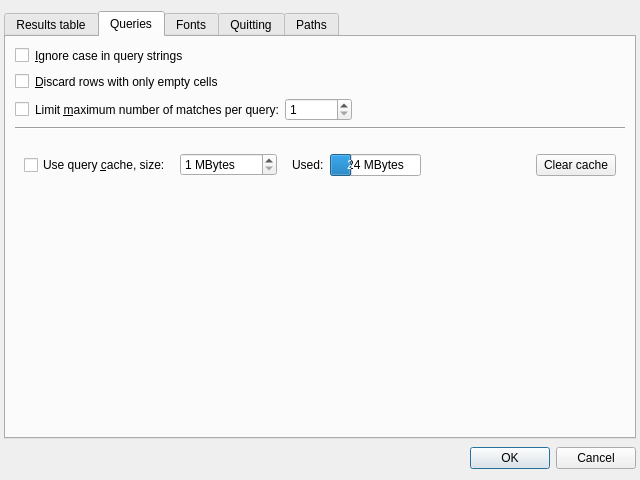
The window that coquery/gui/ui/settings.ui (gkunter/coquery) describes before a commit, drawn with Qt 5.
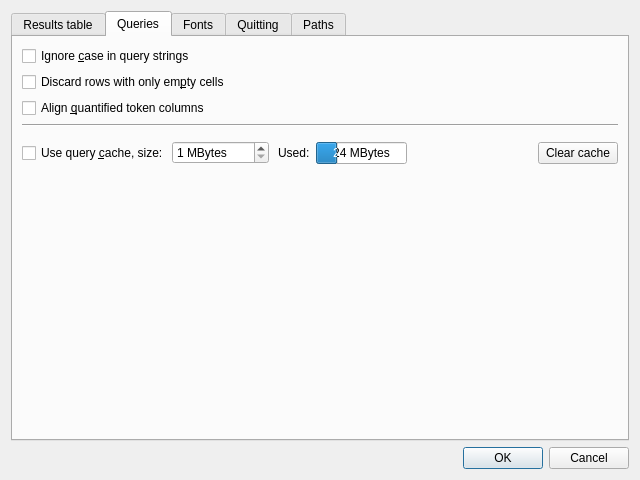
The same window after the commit. The open tabs and pages were chosen to show the change. Icons and pictures are not drawn.

Commit message: Remove query match limit from settings dialog

The edit to the form file:
```diff
--- a/coquery/gui/ui/settings.ui
+++ b/coquery/gui/ui/settings.ui
@@ -20,15 +20,6 @@
    <string>Settings – Coquery</string>
   </property>
   <layout class="QVBoxLayout" name="verticalLayout_3">
-   <property name="spacing">
-    <number>8</number>
-   </property>
-   <property name="leftMargin">
-    <number>4</number>
-   </property>
-   <property name="rightMargin">
-    <number>4</number>
-   </property>
    <item>
     <widget class="QTabWidget" name="tabWidget">
      <property name="currentIndex">
@@ -55,7 +46,7 @@
           <item>
            <widget class="QRadioButton" name="radio_output_case_lower">
             <property name="text">
-             <string>&amp;Lower case</string>
+             <string>Lower &amp;case</string>
             </property>
            </widget>
           </item>
@@ -177,13 +168,6 @@
          </layout>
         </widget>
        </item>
-       <item>
-        <widget class="QCheckBox" name="check_align_quantified">
-         <property name="text">
-          <string>Align &amp;quantified token columns</string>
-         </property>
-        </widget>
-       </item>
        <item>
         <spacer name="verticalSpacer_2">
          <property name="orientation">
@@ -205,128 +189,25 @@
       </attribute>
       <layout class="QVBoxLayout" name="verticalLayout_2">
        <item>
-        <layout class="QHBoxLayout" name="horizontalLayout_3">
-         <item>
-          <widget class="QCheckBox" name="check_ignore_case_query">
-           <property name="sizePolicy">
-            <sizepolicy hsizetype="Minimum" vsizetype="Fixed">
-             <horstretch>0</horstretch>
-             <verstretch>0</verstretch>
-            </sizepolicy>
-           </property>
-           <property name="text">
-            <string/>
-           </property>
-          </widget>
-         </item>
-         <item>
-          <widget class="QLabel" name="label_2">
-           <property name="text">
-            <string>&amp;Ignore case in query strings</string>
-           </property>
-           <property name="buddy">
-            <cstring>check_ignore_case_query</cstring>
-           </property>
-          </widget>
-         </item>
-         <item>
-          <spacer name="horizontalSpacer_3">
-           <property name="orientation">
-            <enum>Qt::Horizontal</enum>
-           </property>
-           <property name="sizeHint" stdset="0">
-            <size>
-             <width>40</width>
-             <height>20</height>
-            </size>
-           </property>
-          </spacer>
-         </item>
-        </layout>
+        <widget class="QCheckBox" name="check_ignore_case_query">
+         <property name="text">
+          <string>Ignore &amp;case in query strings</string>
+         </property>
+        </widget>
        </item>
        <item>
-        <layout class="QHBoxLayout" name="horizontalLayout_6">
-         <item>
-          <widget class="QCheckBox" name="check_drop_empty_queries">
-           <property name="text">
-            <string/>
-           </property>
-          </widget>
-         </item>
-         <item>
-          <widget class="QLabel" name="label_12">
-           <property name="text">
-            <string>&amp;Discard rows with only empty cells</string>
-           </property>
-           <property name="buddy">
-            <cstring>check_drop_empty_queries</cstring>
-           </property>
-          </widget>
-         </item>
-         <item>
-          <spacer name="horizontalSpacer_5">
-           <property name="orientation">
-            <enum>Qt::Horizontal</enum>
-           </property>
-           <property name="sizeHint" stdset="0">
-            <size>
-             <width>40</width>
-             <height>20</height>
-            </size>
-           </property>
-          </spacer>
-         </item>
-        </layout>
+        <widget class="QCheckBox" name="check_drop_empty_queries">
+         <property name="text">
+          <string>Discard rows with only em&amp;pty cells</string>
+         </property>
+        </widget>
        </item>
        <item>
-        <layout class="QHBoxLayout" name="horizontalLayout_2">
-         <item>
-          <widget class="QCheckBox" name="check_limit_tokens">
-           <property name="text">
-            <string/>
-           </property>
-          </widget>
-         </item>
-         <item>
-          <widget class="QLabel" name="label">
-           <property name="sizePolicy">
-            <sizepolicy hsizetype="Minimum" vsizetype="Preferred">
-             <horstretch>0</horstretch>
-             <verstretch>0</verstretch>
-            </sizepolicy>
-           </property>
-           <property name="text">
-            <string>Limit &amp;maximum number of matches per query:</string>
-           </property>
-           <property name="buddy">
-            <cstring>spin_maximum_tokens</cstring>
-           </property>
-          </widget>
-         </item>
-         <item>
-          <widget class="QSpinBox" name="spin_maximum_tokens">
-           <property name="minimum">
-            <number>1</number>
-           </property>
-           <property name="maximum">
-            <number>999999999</number>
-           </property>
-          </widget>
-         </item>
-         <item>
-          <spacer name="horizontalSpacer_2">
-           <property name="orientation">
-            <enum>Qt::Horizontal</enum>
-           </property>
-           <property name="sizeHint" stdset="0">
-            <size>
-             <width>40</width>
-             <height>20</height>
-            </size>
-           </property>
-          </spacer>
-         </item>
-        </layout>
+        <widget class="QCheckBox" name="check_align_quantified">
+         <property name="text">
+          <string>Align &amp;quantified token columns</string>
+         </property>
+        </widget>
        </item>
        <item>
         <widget class="Line" name="line">
@@ -338,6 +219,21 @@
        <item>
         <widget class="QWidget" name="widget_cache" native="true">
          <layout class="QHBoxLayout" name="horizontalLayout_4">
+          <property name="spacing">
+           <number>0</number>
+          </property>
+          <property name="leftMargin">
+           <number>0</number>
+          </property>
+          <property name="topMargin">
+           <number>0</number>
+          </property>
+          <property name="rightMargin">
+           <number>0</number>
+          </property>
+          <property name="bottomMargin">
+           <number>0</number>
+          </property>
           <item>
            <widget class="QCheckBox" name="check_use_cache">
             <property name="text">
@@ -635,7 +531,7 @@
              </sizepolicy>
             </property>
             <property name="text">
-             <string>Corpus &amp;installers: </string>
+             <string>Cor&amp;pus installers: </string>
             </property>
             <property name="buddy">
              <cstring>edit_installer_path</cstring>
@@ -658,8 +554,7 @@
             </property>
             <property name="icon">
              <iconset theme="folder">
-              <normaloff/>
-             </iconset>
+              <normaloff>.</normaloff>.</iconset>
             </property>
             <property name="shortcut">
              <string>Alt+B</string>
@@ -698,8 +593,7 @@
             </property>
             <property name="icon">
              <iconset theme="folder">
-              <normaloff/>
-             </iconset>
+              <normaloff>.</normaloff>.</iconset>
             </property>
             <property name="shortcut">
              <string>Alt+B</string>
@@ -738,8 +632,7 @@
             </property>
             <property name="icon">
              <iconset theme="folder">
-              <normaloff/>
-             </iconset>
+              <normaloff>.</normaloff>.</iconset>
             </property>
             <property name="shortcut">
              <string>Alt+B</string>
```
The commit also changes 2 other files.
